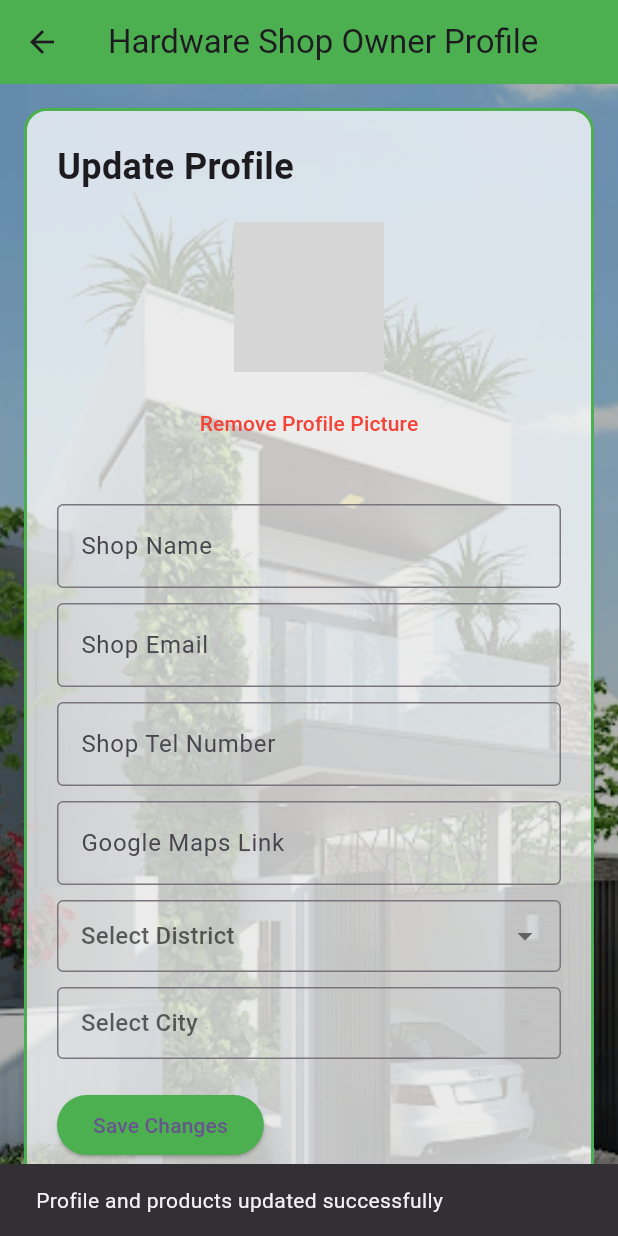
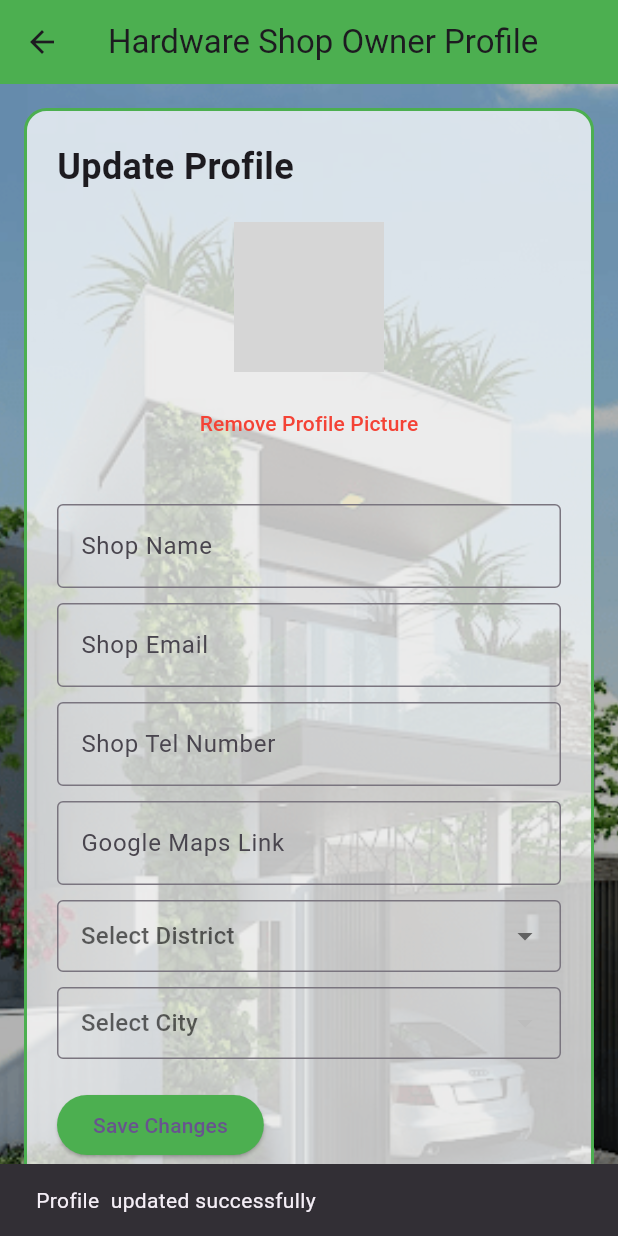
Before and after one commit to Kavishka-Ranasinghe/Buildsphere-Mobile-App, a Flutter app: the ProfileScreen screen opened directly, after a tap on "Save Changes", on a phone screen of 412 x 824 dp. Run offline on Flutter 3.47's test engine with Material 3 defaults, Android fonts, the light colour scheme and no system bars; our stand-ins replace cached_network_image, cloud_firestore, connectivity_plus, dio, file_picker, firebase_auth and 5 more; missing offline and left inert: cometchat_calls_uikit, cometchat_chat_uikit, cometchat_sdk, flutter_pdfview, google_ml_kit; accounts and stored records are empty; network calls fail; statements that could not run were skipped; grey boxes are pictures that could not be loaded.

Commit message:
update both profile and hso add product

```diff
--- a/lib/Hardware Shop Owner/hso_add_product.dart
+++ b/lib/Hardware Shop Owner/hso_add_product.dart
@@ -56,7 +56,7 @@ class _AddProductPageState extends State<AddProductPage> {
           (data['city'] as String?)?.isEmpty != false ||
           (data['phone'] as String?)?.isEmpty != false ||
           (data['shopName'] as String?)?.isEmpty != false ||
-          (data['description'] as String?)?.isEmpty != false ||
+         // (data['description'] as String?)?.isEmpty != false ||
           (data['address'] as String?)?.isEmpty != false) {
         await showDialog(
           context: context,
--- a/lib/Hardware Shop Owner/hso_profile.dart
+++ b/lib/Hardware Shop Owner/hso_profile.dart
@@ -122,7 +122,7 @@ class _ProfileScreenState extends State<ProfileScreen> {
 
         if (mounted) {
           ScaffoldMessenger.of(context).showSnackBar(
-            const SnackBar(content: Text("Profile and products updated successfully")),
+            const SnackBar(content: Text("Profile  updated successfully")),
           );
         }
       } catch (e) {
```
Also changed, not shown: lib/Other users/profile.dart (line endings or trailing spaces).
